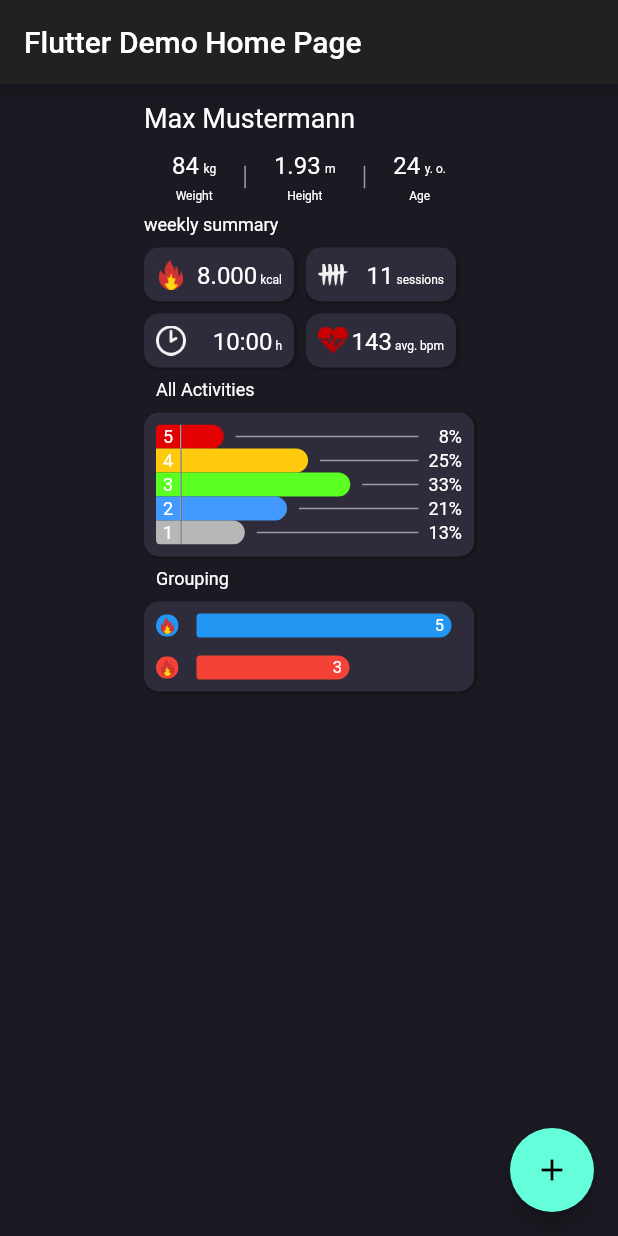
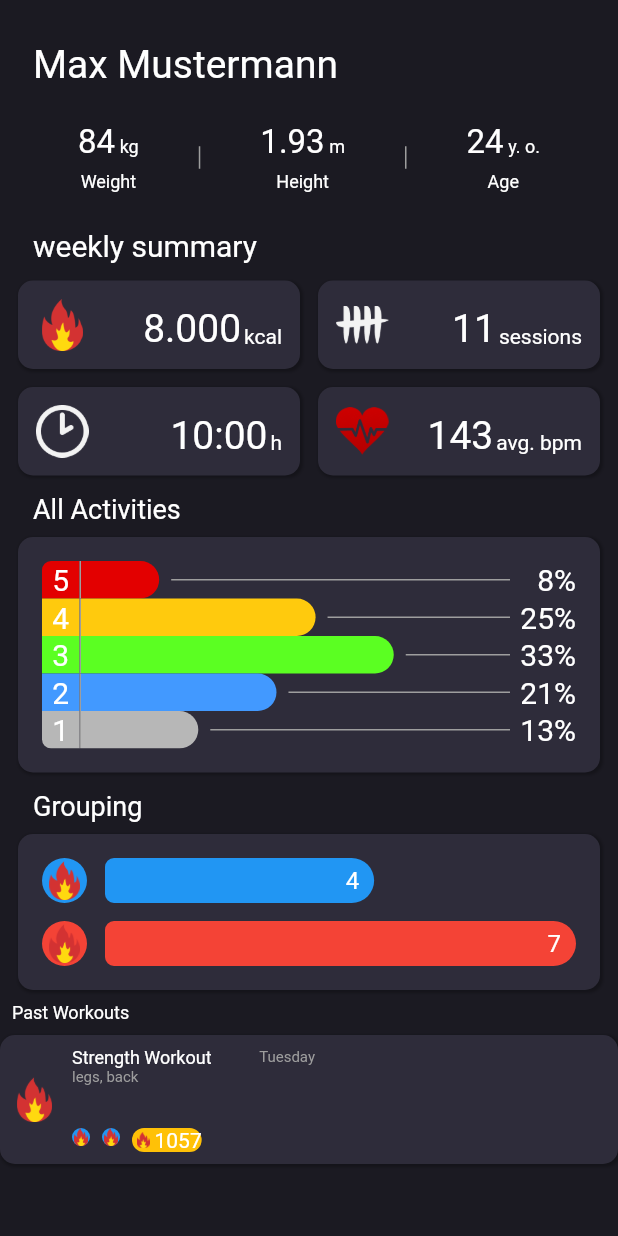
Before and after one commit to DanXCVII/my_fitness_tracker, a Flutter app: the screen it shows after launch, on a phone screen of 412 x 824 dp. Run offline on Flutter 3.47's test engine with Material 2 defaults, Android fonts, the phone set to English and light mode, and no system bars; our stand-ins replace equatable, tuple.

Commit message:
adjusted UI to mobile device and added past activity

```diff
--- a/lib/main.dart
+++ b/lib/main.dart
@@ -1,4 +1,6 @@
 import 'package:flutter/material.dart';
+import 'package:my_fitness_tracker/models/activity.dart';
+import 'package:my_fitness_tracker/widgets/activity_session_tile.dart';
 import 'package:my_fitness_tracker/widgets/grouping_activity_type.dart';
 import 'package:my_fitness_tracker/widgets/heart_beat_summary.dart';
 import 'package:my_fitness_tracker/widgets/overview_tile.dart';
@@ -53,6 +55,9 @@
   _MyHomePageState createState() => _MyHomePageState();
 }
 
+const double sidePadding = 12;
+const double textPadding = 22;
+
 class _MyHomePageState extends State<MyHomePage> {
   int _counter = 0;
 
@@ -77,40 +82,43 @@
     // than having to individually change instances of widgets.
     return Scaffold(
       backgroundColor: Color(0xff1B1A22),
-      appBar: AppBar(
-        // Here we take the value from the MyHomePage object that was created by
-        // the App.build method, and use it to set our appbar title.
-        title: Text(widget.title!),
-      ),
       body: Center(
         // Center is a layout widget. It takes a single child and positions it
         // in the middle of the parent.
         child: Container(
-          width: 220,
+          // width: 220,
           child: ListView(
             children: <Widget>[
-              GeneralInfo("Max Mustermann", 84, 1.93, 24),
               Padding(
-                padding: const EdgeInsets.symmetric(vertical: 8.0),
+                padding: const EdgeInsets.fromLTRB(sidePadding, 16, sidePadding, 0),
+                child: GeneralInfo("Max Mustermann", 84, 1.93, 24),
+              ),
+              Padding(
+                padding:
+                    const EdgeInsets.fromLTRB(textPadding, sidePadding, 0, 0),
                 child: Text(
                   "weekly summary",
-                  style: TextStyle(fontSize: 12),
+                  style: TextStyle(fontSize: 20),
                 ),
               ),
-              WeeklySummary(
-                8000,
-                11,
-                Duration(hours: 10, minutes: 00),
-                143,
+              Padding(
+                padding:
+                    const EdgeInsets.fromLTRB(sidePadding, sidePadding, 0, 0),
+                child: WeeklySummary(8000, 11, Duration(hours: 10, minutes: 00),
+                    143, MediaQuery.of(context).size.width - 16),
               ),
               Padding(
-                padding: const EdgeInsets.all(8.0),
+                padding:
+                    const EdgeInsets.fromLTRB(textPadding, sidePadding, 0, 0),
                 child: Text(
                   "All Activities",
-                  style: TextStyle(fontSize: 12),
+                  style: TextStyle(fontSize: 18),
                 ),
               ),
-              Container(
+              Padding(
+                padding:
+                    const EdgeInsets.fromLTRB(sidePadding, 8, sidePadding, 0),
+                child: Container(
                   decoration: BoxDecoration(
                     color: Color(0xff2E2C3A),
                     borderRadius: BorderRadius.circular(10),
@@ -124,7 +132,7 @@
                     ],
                   ),
                   child: Padding(
-                  padding: const EdgeInsets.all(8.0),
+                    padding: const EdgeInsets.all(16.0),
                     child: HeartBeatSummary(
                       Duration(seconds: 300),
                       Duration(seconds: 500),
@@ -133,18 +141,23 @@
                       Duration(seconds: 200),
                       Duration(seconds: 2400),
                       // change to device width
-                    150,
+                      MediaQuery.of(context).size.width - 24,
+                    ),
                   ),
                 ),
               ),
               Padding(
-                padding: const EdgeInsets.all(8.0),
+                padding:
+                    const EdgeInsets.fromLTRB(textPadding, sidePadding, 0, 0),
                 child: Text(
                   "Grouping",
-                  style: TextStyle(fontSize: 12),
+                  style: TextStyle(fontSize: 18),
                 ),
               ),
-              Container(
+              Padding(
+                padding:
+                    const EdgeInsets.fromLTRB(sidePadding, 8, sidePadding, 0),
+                child: Container(
                   decoration: BoxDecoration(
                     color: Color(0xff2E2C3A),
                     borderRadius: BorderRadius.circular(10),
@@ -158,32 +171,53 @@
                     ],
                   ),
                   child: Padding(
-                    padding: const EdgeInsets.all(8.0),
+                      padding: const EdgeInsets.all(16),
                       child: GroupingActivityType(
-                      [
-                        Tuple3<String, Color, int>(
+                        {
+                          Tuple3<String, Color, String>(
+                            "strength",
+                            Colors.blue,
                             "images/fire.png",
-                          Colors.blue,
-                          5,
-                        ),
-                        Tuple3<String, Color, int>(
+                          ): 4,
+                          Tuple3<String, Color, String>(
+                            "cardio",
+                            Colors.red,
                             "images/fire.png",
-                          Colors.red,
-                          3,
-                        )
-                      ],
-                      170,
+                          ): 7
+                        },
+                        MediaQuery.of(context).size.width - 24,
                       )),
                 ),
+              ),
+              Padding(
+                padding: const EdgeInsets.all(8.0),
+                child: Text(
+                  "Past Workouts",
+                  style: TextStyle(fontSize: 12),
+                ),
+              ),
+              ActivitySessionTile(
+                  Activity(
+                    "Strength Workout",
+                    "legs, back",
+                    "images/strength_icon.png",
+                    [
+                      Tuple3<String, Color, String>(
+                          "strength", Colors.blue, "images/strength_icon.png")
+                    ],
+                    [
+                      Tuple3<String, Color, String>("legs, back, workout 1",
+                          Colors.blue, "images/strength_icon.png")
+                    ],
+                    1057,
+                    Duration(seconds: 9572),
+                    DateTime(2022, 2, 2),
+                  ),
+                  232)
             ],
           ),
         ),
       ),
-      floatingActionButton: FloatingActionButton(
-        onPressed: _incrementCounter,
-        tooltip: 'Increment',
-        child: Icon(Icons.add),
-      ), // This trailing comma makes auto-formatting nicer for build methods.
     );
   }
 }
@@ -209,9 +243,11 @@
       mainAxisSize: MainAxisSize.min,
       children: [
         Padding(
-            padding: EdgeInsets.symmetric(vertical: 12),
-            child: Text(name, style: TextStyle(fontSize: 18))),
-        Row(
+            padding: EdgeInsets.symmetric(vertical: 12, horizontal: 10),
+            child: Text(name, style: TextStyle(fontSize: 26))),
+        Padding(
+          padding: const EdgeInsets.symmetric(vertical: 12.0),
+          child: Row(
             mainAxisSize: MainAxisSize.max,
             children: [
               Spacer(),
@@ -226,6 +262,7 @@
               GeneralInfoItem(age.toString(), "y. o.", "Age"),
               Spacer(),
             ],
+          ),
         ),
       ],
     );
@@ -255,13 +292,13 @@
           children: [
             Text(
               value,
-              style: TextStyle(fontSize: 16),
+              style: TextStyle(fontSize: 22),
             ),
             Padding(
               padding: const EdgeInsets.only(left: 3, bottom: 3.0),
               child: Text(
                 unit,
-                style: TextStyle(fontSize: 8),
+                style: TextStyle(fontSize: 12),
               ),
             ),
           ],
@@ -271,7 +308,7 @@
         ),
         Text(
           desc,
-          style: TextStyle(fontSize: 8),
+          style: TextStyle(fontSize: 12),
         ),
       ],
     );
@@ -283,12 +320,14 @@
   final int amntSessions;
   final Duration activeTime;
   final int avgHeartRate;
+  final double width;
 
   const WeeklySummary(
     this.burnedCalories,
     this.amntSessions,
     this.activeTime,
-    this.avgHeartRate, {
+    this.avgHeartRate,
+    this.width, {
     Key? key,
   }) : super(key: key);
 
@@ -298,15 +337,15 @@
       Row(
         children: [
           Container(
-              width: 100,
+              width: width / 2 - 10,
               child: OverviewTile(
                 seperateNumber(burnedCalories),
                 "kcal",
                 "images/fire.png",
               )),
-          Container(width: 8),
+          Container(width: 12),
           Container(
-              width: 100,
+              width: width / 2 - 10,
               child: OverviewTile(
                 amntSessions.toString(),
                 "sessions",
@@ -314,11 +353,11 @@
               )),
         ],
       ),
-      Container(height: 8),
+      Container(height: 12),
       Row(
         children: [
           Container(
-            width: 100,
+            width: width / 2 - 10,
             child: OverviewTile(
               activeTime.inHours.toString() +
                   ":" +
@@ -330,9 +369,9 @@
               "images/clock.png",
             ),
           ),
-          Container(width: 8),
+          Container(width: 12),
           Container(
-            width: 100,
+            width: width / 2 - 10,
             child: OverviewTile(
               avgHeartRate.toString(),
               "avg. bpm",
--- /dev/null
+++ b/lib/models/activity.dart
@@ -0,0 +1,42 @@
+import 'package:equatable/equatable.dart';
+import 'package:flutter/material.dart';
+import 'package:tuple/tuple.dart';
+
+class Activity extends Equatable {
+  final String name;
+  final String description;
+  final String imagePath;
+  // name, color, icon-/image-location
+  final List<Tuple3<String, Color, String>> activityGroups;
+  // name, color, icon-/image-location
+  final List<Tuple3<String, Color, String>> connectedExercises;
+  final int burnedCalories;
+  final Duration duration;
+  final DateTime time;
+  final double distance;
+
+  Activity(
+    this.name,
+    this.description,
+    this.imagePath,
+    this.activityGroups,
+    this.connectedExercises,
+    this.burnedCalories,
+    this.duration,
+    this.time, {
+    this.distance = 0,
+  });
+
+  @override
+  List<Object?> get props => [
+        name,
+        description,
+        imagePath,
+        activityGroups,
+        connectedExercises,
+        burnedCalories,
+        duration,
+        time,
+        distance,
+      ];
+}
--- /dev/null
+++ b/lib/utility.dart
@@ -0,0 +1,19 @@
+String getWeekday(int day) {
+  switch (day) {
+    case 1:
+      return "Monday";
+    case 2:
+      return "Tuesday";
+    case 3:
+      return "Wedneyday";
+    case 4:
+      return "Thursday";
+    case 5:
+      return "Friday";
+    case 6:
+      return "Saturday";
+    case 7:
+      return "Sonday";
+  }
+  return "no such day $day";
+}
--- /dev/null
+++ b/lib/widgets/activity_session_tile.dart
@@ -0,0 +1,120 @@
+import 'package:flutter/material.dart';
+import 'package:flutter/widgets.dart';
+import 'package:my_fitness_tracker/models/activity.dart';
+import 'package:my_fitness_tracker/utility.dart';
+
+class ActivitySessionTile extends StatelessWidget {
+  final Activity activity;
+  final double width;
+
+  const ActivitySessionTile(
+    this.activity,
+    this.width, {
+    Key? key,
+  }) : super(key: key);
+
+  @override
+  Widget build(BuildContext context) {
+    return Container(
+      width: 150,
+      decoration: BoxDecoration(
+        color: Color(0xff2E2C3A),
+        borderRadius: BorderRadius.circular(10),
+        boxShadow: [
+          BoxShadow(
+            offset: Offset(1, 1),
+            blurRadius: 1,
+            spreadRadius: 0.5,
+            color: Colors.black26,
+          )
+        ],
+      ),
+      child: Padding(
+        padding: const EdgeInsets.all(8.0),
+        child: Row(
+          children: [
+            Container(
+                height: 30,
+                width: 30,
+                decoration: BoxDecoration(shape: BoxShape.circle),
+                child: Image.asset(
+                    "images/fire.png") //Image.asset(activity.imagePath),
+                ),
+            Container(width: 10),
+            Container(
+              height: 70,
+              child: Column(
+                crossAxisAlignment: CrossAxisAlignment.start,
+                children: [
+                  Container(
+                    width: width - 70,
+                    child: Row(
+                      children: [
+                        Text(
+                          activity.name,
+                          style: TextStyle(fontSize: 12),
+                        ),
+                        Spacer(),
+                        Text(
+                          getWeekday(activity.time.day),
+                          style: TextStyle(color: Colors.grey, fontSize: 10),
+                        ),
+                      ],
+                    ),
+                  ),
+                  Text(
+                    activity.description,
+                    style: TextStyle(color: Colors.grey, fontSize: 10),
+                  ),
+                  Spacer(),
+                  Wrap(
+                    children: []
+                      ..addAll((activity.activityGroups
+                            ..addAll(activity.connectedExercises))
+                          .map(
+                            (e) => Padding(
+                              padding: const EdgeInsets.only(right: 8.0),
+                              child: Container(
+                                height: 12,
+                                width: 12,
+                                decoration: BoxDecoration(
+                                  shape: BoxShape.circle,
+                                  color: e.item2,
+                                ),
+                                child: Image.asset("images/fire.png",
+                                    fit: BoxFit
+                                        .contain), //Image.asset(e.item3, fit: BoxFit.contain),
+                              ),
+                            ),
+                          )
+                          .toList())
+                      ..add(
+                        Container(
+                          decoration: BoxDecoration(
+                              color: Colors.amber,
+                              borderRadius: BorderRadius.circular(10)),
+                          child: Row(
+                            children: [
+                              Container(
+                                width: 15,
+                                height: 15,
+                                child: Padding(
+                                  padding: EdgeInsets.all(2),
+                                  child: Image.asset("images/fire.png"),
+                                ),
+                              ),
+                              Text(activity.burnedCalories.toString()),
+                            ],
+                          ),
+                        ),
+                      ),
+                  )
+                ],
+              ),
+            )
+          ],
+        ),
+      ),
+    );
+  }
+}
--- a/lib/widgets/grouping_activity_type.dart
+++ b/lib/widgets/grouping_activity_type.dart
@@ -4,7 +4,7 @@
 import 'package:tuple/tuple.dart';
 
 class GroupingActivityType extends StatelessWidget {
-  final List<Tuple3<String, Color, int>> activities;
+  final Map<Tuple3<String, Color, String>, int> activities;
   final double width;
 
   const GroupingActivityType(
@@ -15,26 +15,27 @@
 
   @override
   Widget build(BuildContext context) {
-    int maxSessions = activities.map((e) => e.item3).toList().reduce(max);
+    int maxSessions =
+        activities.keys.map((e) => activities[e] ?? 0).toList().reduce(max);
 
     return Column(
       mainAxisSize: MainAxisSize.min,
-      children: activities
+      children: activities.keys
           .map((e) => Column(
                 mainAxisSize: MainAxisSize.min,
                 children: [
                   Row(
                     children: [
                       ClipRRect(
-                        borderRadius: BorderRadius.circular(10),
+                        borderRadius: BorderRadius.circular(15),
                         child: Container(
-                          height: 15,
-                          width: 15,
+                          height: 30,
+                          width: 30,
                           color: e.item2,
                           child: Container(
                             padding: EdgeInsets.all(2),
                             child: Image.asset(
-                              e.item1,
+                              e.item3,
                               fit: BoxFit.contain,
                             ),
                           ),
@@ -47,29 +48,31 @@
                         duration: Duration(milliseconds: 700),
                         curve: Curves.easeInOut,
                         tween: Tween<double>(
-                            begin: 10, end: width * (e.item3 / maxSessions)),
+                          begin: 10,
+                          end: (width- 74) * (activities[e]! / maxSessions),
+                        ),
                         builder: (_, double animatedSize, myChild) => Row(
                           mainAxisSize: MainAxisSize.min,
                           children: [
                             Container(
-                              padding: EdgeInsets.only(right: 5),
+                              padding: EdgeInsets.only(right: 10),
                               child: Align(
                                 alignment: Alignment.centerRight,
                                 child: Text(
-                                  e.item3.toString(),
-                                  style: TextStyle(fontSize: 11),
+                                  activities[e].toString(),
+                                  style: TextStyle(fontSize: 16),
                                 ),
                               ),
                               decoration: BoxDecoration(
                                   color: e.item2,
                                   borderRadius: BorderRadius.only(
-                                    topLeft: Radius.circular(3),
-                                    bottomLeft: Radius.circular(3),
-                                    topRight: Radius.circular(10),
-                                    bottomRight: Radius.circular(10),
+                                    topLeft: Radius.circular(6),
+                                    bottomLeft: Radius.circular(6),
+                                    topRight: Radius.circular(15),
+                                    bottomRight: Radius.circular(15),
                                   )),
                               // duration: Duration(milliseconds: 200),
-                              height: 16,
+                              height: 30,
                               width: animatedSize,
                             ),
                           ],
@@ -77,7 +80,7 @@
                       ),
                     ],
                   ),
-                  activities.last == e
+                  activities.keys.last == e
                       ? Container()
                       : Container(
                           height: 12,
--- a/lib/widgets/heart_beat_summary.dart
+++ b/lib/widgets/heart_beat_summary.dart
@@ -34,7 +34,7 @@
     ].reduce(max);
 
     return ClipRRect(
-      borderRadius: BorderRadius.circular(3),
+      borderRadius: BorderRadius.circular(6),
       child: Container(
         child: Column(
           children: [
@@ -115,17 +115,17 @@
     return Row(
       children: [
         Container(
-          width: 16,
-          height: 16,
+          width: 25,
+          height: 25,
           child: Center(
               child: Text(
             number.toString(),
-            style: TextStyle(fontSize: 12),
+            style: TextStyle(fontSize: 20),
           )),
           color: colorOne,
         ),
         Container(
-          height: 16,
+          height: 25,
           width: 1,
           color: Colors.grey,
         ),
@@ -134,7 +134,7 @@
           curve: Curves.easeInOut,
           tween: Tween<double>(
               begin: 10,
-              end: width * (zoneDuration.inSeconds / maxDuration*0.75)),
+              end: (width-110) * (zoneDuration.inSeconds / maxDuration*0.75)),
           builder: (_, double animatedSize, myChild) => Row(
             mainAxisSize: MainAxisSize.min,
             children: [
@@ -142,11 +142,11 @@
                 decoration: BoxDecoration(
                     gradient: LinearGradient(colors: [colorOne, colorTwo]),
                     borderRadius: BorderRadius.only(
-                      topRight: Radius.circular(10),
-                      bottomRight: Radius.circular(10),
+                      topRight: Radius.circular(30),
+                      bottomRight: Radius.circular(30),
                     )),
                 // duration: Duration(milliseconds: 200),
-                height: 16,
+                height: 25,
                 width: animatedSize,
               ),
               Container(
@@ -154,7 +154,7 @@
               ),
               Container(
                 height: 1,
-                width: width - animatedSize,
+                width: width-110 - animatedSize,
                 color: Colors.grey,
               ),
             ],
@@ -165,7 +165,7 @@
           (zoneDuration.inSeconds / totalDuration.inSeconds * 100)
                   .toStringAsFixed(0) +
               "%",
-          style: TextStyle(fontSize: 12),
+          style: TextStyle(fontSize: 20),
         ),
       ],
     );
--- a/lib/widgets/overview_tile.dart
+++ b/lib/widgets/overview_tile.dart
@@ -16,7 +16,7 @@
   @override
   Widget build(BuildContext context) {
     return Container(
-      padding: EdgeInsets.all(8),
+      padding: EdgeInsets.all(12),
       decoration: BoxDecoration(
         color: Color(0xff2E2C3A),
         borderRadius: BorderRadius.circular(10),
@@ -34,15 +34,15 @@
         children: [
           Image.asset(
             imageLocation,
-            width: 20,
-            height: 20,
+            width: 35,
+            height: 35,
             fit: BoxFit.contain,
           ),
           Spacer(),
-          Text(value, style: TextStyle(fontSize: 16)),
+          Text(value, style: TextStyle(fontSize: 26)),
           Padding(
             padding: const EdgeInsets.only(bottom: 2, left: 2),
-            child: Text(label, style: TextStyle(fontSize: 8)),
+            child: Text(label, style: TextStyle(fontSize: 14)),
           ),
         ],
       ),
--- a/pubspec.yaml
+++ b/pubspec.yaml
@@ -29,6 +29,7 @@
   # Use with the CupertinoIcons class for iOS style icons.
   cupertino_icons: ^1.0.3
   tuple: ^2.0.0
+  equatable: ^2.0.3
 
 dev_dependencies:
   flutter_test:
@@ -52,6 +53,8 @@
     - images/clock.png
     - images/count.png
     - images/heart_rate.png
+    - images/strength_icon.png
+    - images/running_icon.png
 
 
   # An image asset can refer to one or more resolution-specific "variants", see
```
Also changed, not shown: i18n/en-US.json (added, +10 -0 lines), i18nconfig.json (added, +12 -0 lines), images/running_icon.png (added), images/strength_icon.png (added), pubspec.lock. Lines whose indentation alone changed are shown as unchanged.
